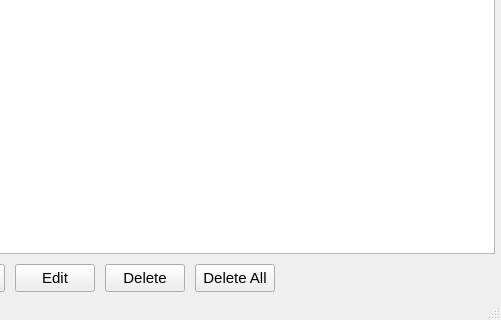
Old version of the form rabbit/view/ui/billing_profile_manager.ui in the repository phongtran0715/shoppingbot; both pictures show x 305 to 806 and y 96 to 416 of the 806 by 416 pixel window.
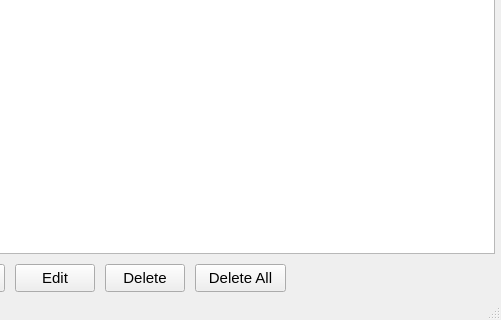
New version of the form. Icons and pictures are not drawn.

```diff
--- a/rabbit/view/ui/billing_profile_manager.ui
+++ b/rabbit/view/ui/billing_profile_manager.ui
@@ -88,7 +88,7 @@
      <rect>
       <x>500</x>
       <y>360</y>
-      <width>80</width>
+      <width>91</width>
       <height>28</height>
      </rect>
     </property>
```
Left out of the diff: 14 changed lines with no effect on the pictures.
